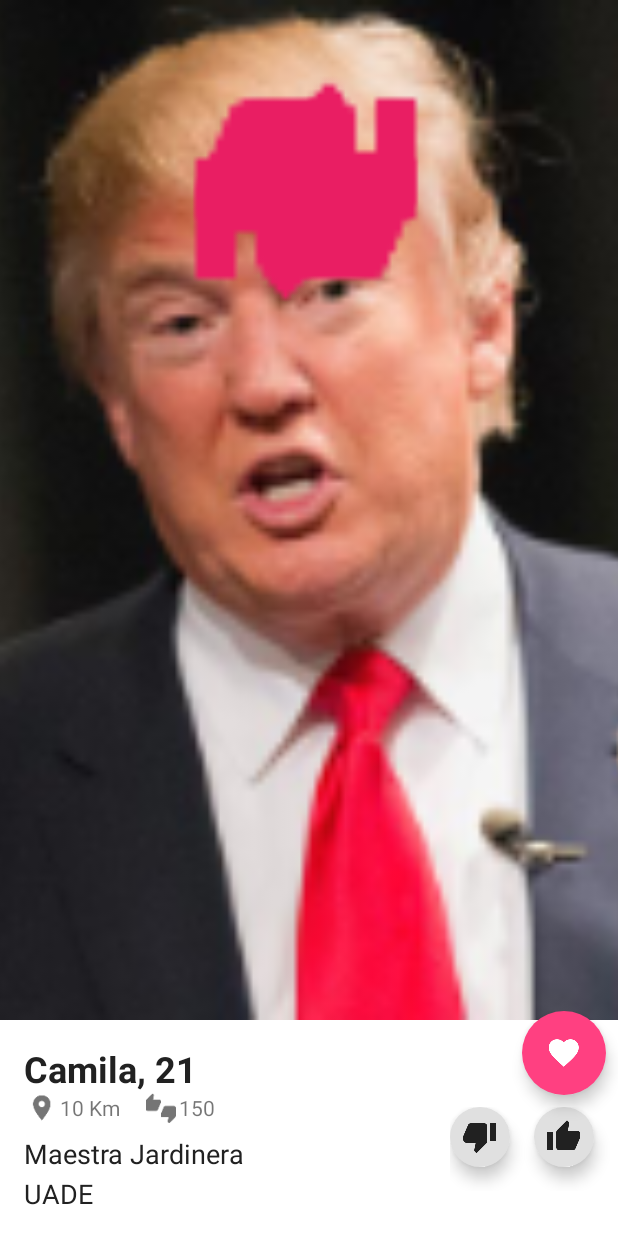
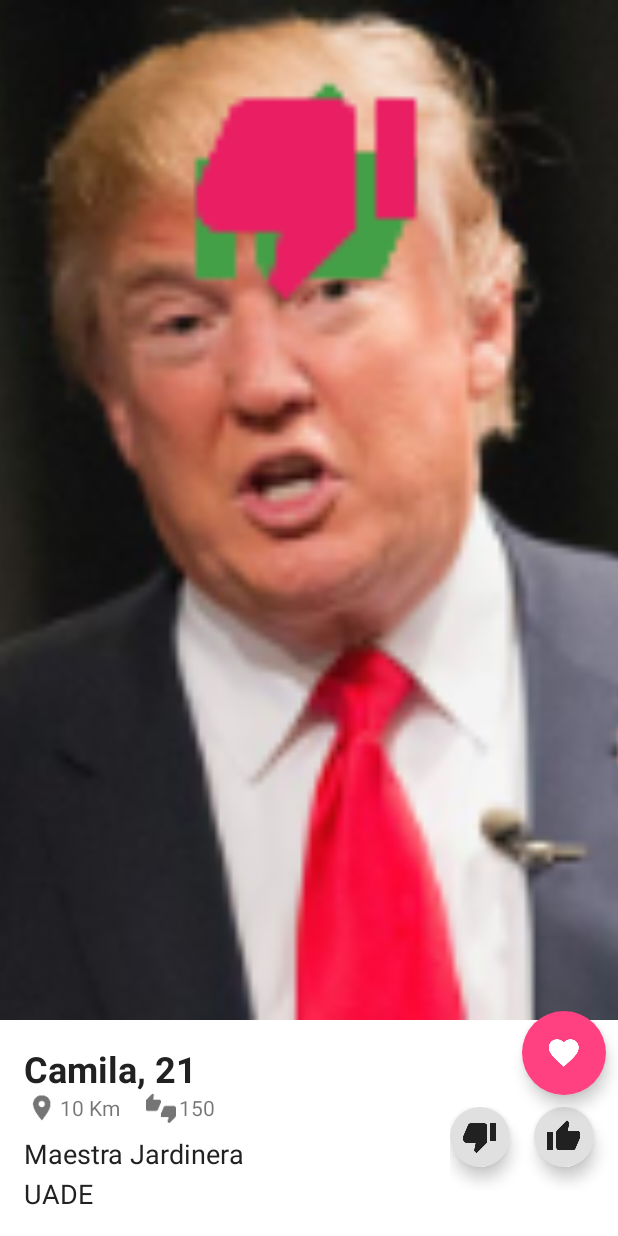
Before and after one commit to LinkUpFiuba/FrontEnd, an Android app: the layout candidate_card.xml on its own in the app's theme, with its tools: preview values and no code run, on a phone screen of 412 x 824 dp. Run offline under Robolectric (Android 15) with nearby library versions, the phone set to English and light mode, and no system bars.

Commit message:
Cambio color del like

```diff
--- a/app/src/main/res/layout/candidate_card.xml
+++ b/app/src/main/res/layout/candidate_card.xml
@@ -115,7 +115,7 @@
                 android:layout_gravity="center_horizontal"
                 android:layout_margin="48dp"
                 android:src="@drawable/ic_thumb_up_white_24dp"
-                android:tint="@color/primary"/>
+                android:tint="@color/like"/>
 
             <ImageView
                 android:id="@+id/left_image"
--- a/app/src/main/res/values/colors.xml
+++ b/app/src/main/res/values/colors.xml
@@ -7,6 +7,7 @@
     <color name="accent2">#009688</color>
     <color name="primary_dark_traslucent">#44C2185B</color>
 
+    <color name="like">#43A047</color>
 
     <color name="primary_text">#212121</color>
     <color name="secondary_text">#757575</color>
```
